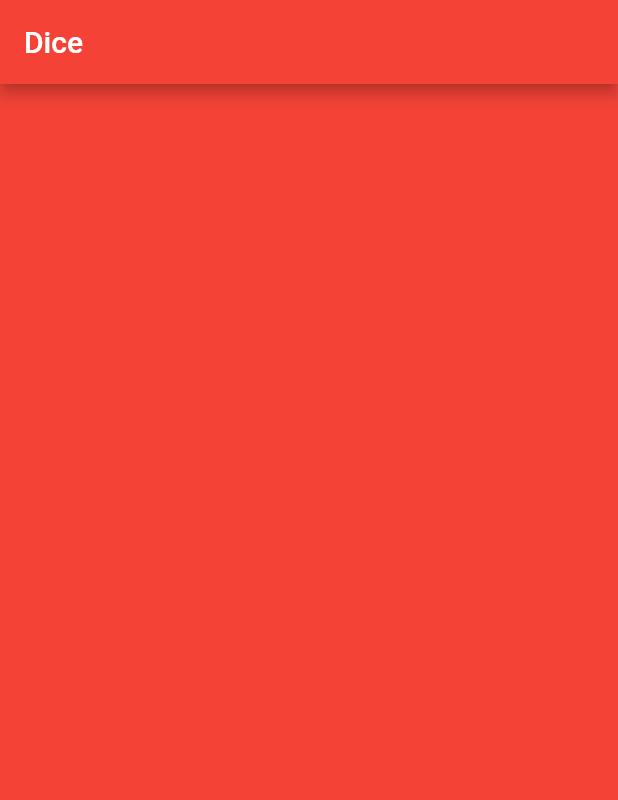
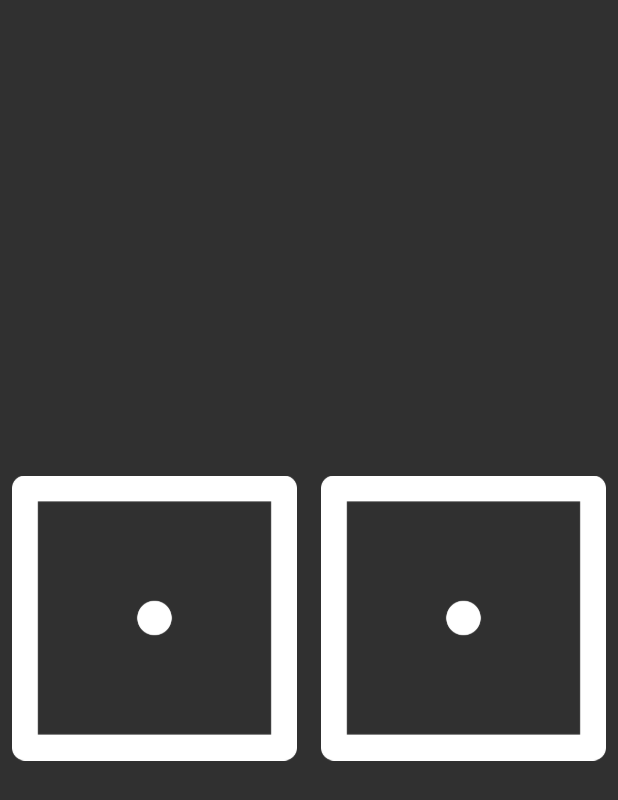
Before and after one commit to HeratUni-CS/dicee-RamezRayyan64, a Flutter app: the screen it shows after launch, on a phone screen of 412 x 824 dp. Shown: the top 800 px of the screen. Run offline on Flutter 3.47's test engine with Material 2 defaults, Android fonts, the phone set to English and light mode, and no system bars.

Commit message:
assignment finished

```diff
--- a/lib/main.dart
+++ b/lib/main.dart
@@ -1,23 +1,69 @@
+import 'dart:math';
+
 import 'package:flutter/material.dart';
 
 void main() {
-  runApp(
-    MaterialApp(
-      home: Scaffold(
-        backgroundColor: Colors.red,
-        appBar: AppBar(
-          backgroundColor: Colors.red,
-          title: Text('Dice'),
-        ),
-        body: MyApp(),
-      ),
-    ),
-  );
+  runApp(const MyApp());
 }
 
-class MyApp extends StatelessWidget {
+class MyApp extends StatefulWidget {
+  const MyApp({super.key});
+
+  @override
+  State<MyApp> createState() => _MyAppState();
+}
+
+class _MyAppState extends State<MyApp> {
   @override
   Widget build(BuildContext context) {
-    return Container();
+    return MaterialApp(
+      theme: ThemeData.dark(),
+      debugShowCheckedModeBanner: false,
+      home: const Dicee(),
+    );
   }
 }
+
+class Dicee extends StatefulWidget {
+  const Dicee({super.key});
+
+  @override
+  State<Dicee> createState() => _DiceeState();
+}
+
+class _DiceeState extends State<Dicee> {
+  int firstDice = 1, secondDice = 1;
+
+  @override
+  Widget build(BuildContext context) {
+    return SafeArea(
+      child: Scaffold(
+        body: Center(
+          child: Row(
+            children: [
+              Expanded(
+                child: TextButton(
+                  onPressed: getRandomNumber,
+                  child: Image.asset('images/dice$firstDice.png'),
+                ),
+              ),
+              Expanded(
+                child: TextButton(
+                  onPressed: getRandomNumber,
+                  child: Image.asset('images/dice$secondDice.png'),
+                ),
+              ),
+            ],
+          ),
+        ),
+      ),
+    );
+  }
+
+  void getRandomNumber() {
+    setState(() {
+      firstDice = Random().nextInt(5) + 1;
+      secondDice = Random().nextInt(5) + 1;
+    });
+  }
+}
```
Also changed, not shown: pubspec.lock.
